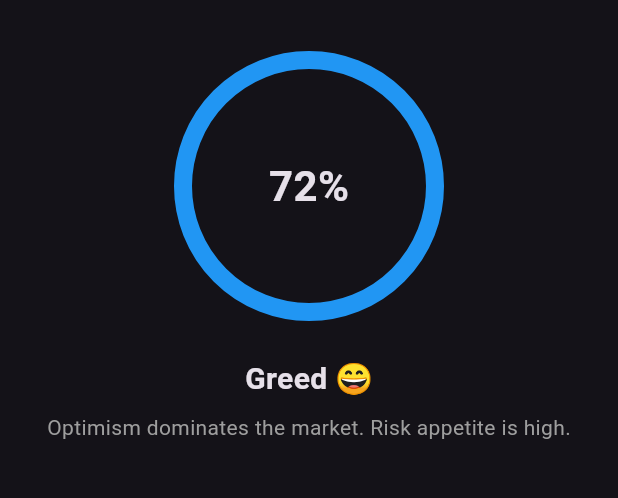
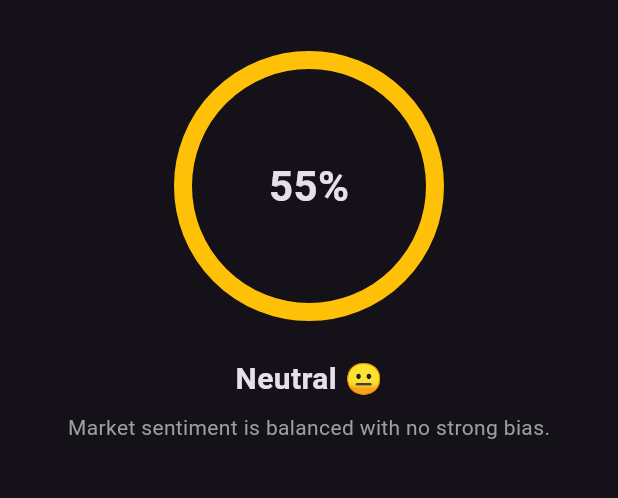
Before and after one commit to MDGSpace-SOC-D-2025/MarketLens, a Flutter app: the screen it shows after launch, on a phone screen of 412 x 824 dp, the part 69-567 px from its top. Run offline on Flutter 3.47's test engine with Material 3 defaults, Android fonts, the phone set to English and light mode, and no system bars.

Commit message:
Day2_Animated MEI Gauge

```diff
--- a/lib/home_page.dart
+++ b/lib/home_page.dart
@@ -32,7 +32,7 @@
 
   @override
   Widget build(BuildContext context) {
-    const int mei_value=72;
+    const int mei_value=55;
 
     return Scaffold(
 
--- a/lib/widgets/mei_gauge.dart
+++ b/lib/widgets/mei_gauge.dart
@@ -1,23 +1,66 @@
 import 'package:flutter/material.dart';
 
-class MEIGauge extends StatelessWidget {
+class MEIGauge extends StatefulWidget {
   final int value;
+
   const MEIGauge({super.key, required this.value});
 
   @override
+  State<MEIGauge> createState() => _MEIGaugeState();
+}
+
+class _MEIGaugeState extends State<MEIGauge> with SingleTickerProviderStateMixin {
+  late AnimationController controller;
+  late Animation<int> animation;
+
+  @override
+  void initState(){
+    super.initState();
+    controller=AnimationController(vsync: this, duration: Duration(milliseconds: 2000));
+
+  animation=IntTween(begin: 0, end: widget.value).animate(CurvedAnimation(parent: controller, curve: Curves.easeOutCubic));
+
+  controller.forward();
+  }
+
+  @override
+  void dispose() {
+    controller.dispose();
+    super.dispose();
+  }
+
+  Color gaugeColor(int mei_value){
+    if (mei_value<=40) {
+      return Colors.red;
+    }
+    if (mei_value<=60) {
+      return Colors.amber;
+    }
+    else {
+      return Colors.green;
+    }
+  }
+
+  @override
   Widget build(BuildContext context) {
+
     return  Center(
-      child: Container(
+      child: AnimatedBuilder(
+        animation: animation,
+        builder:(context, child) {
+          return Container(
             width: 180,
             height: 180,
-          child: Center(child: Text("$value%", style: TextStyle(fontWeight: FontWeight.bold, fontSize: 28),)),
+            child: Center(child: Text("${animation.value}%", style: TextStyle(fontWeight: FontWeight.bold, fontSize: 28),)),
             decoration: BoxDecoration(
               shape: BoxShape.circle,
               border: Border.all(
-              color: Colors.blue,
+                color: gaugeColor(animation.value),
                 width: 12,
               ),
             ),
+          );
+        }
       ),
     );
 
```
Lines whose indentation alone changed are shown as unchanged.
